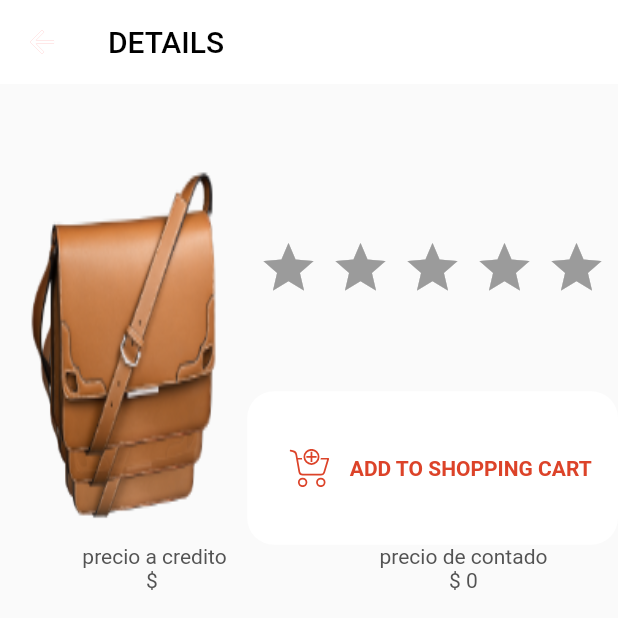
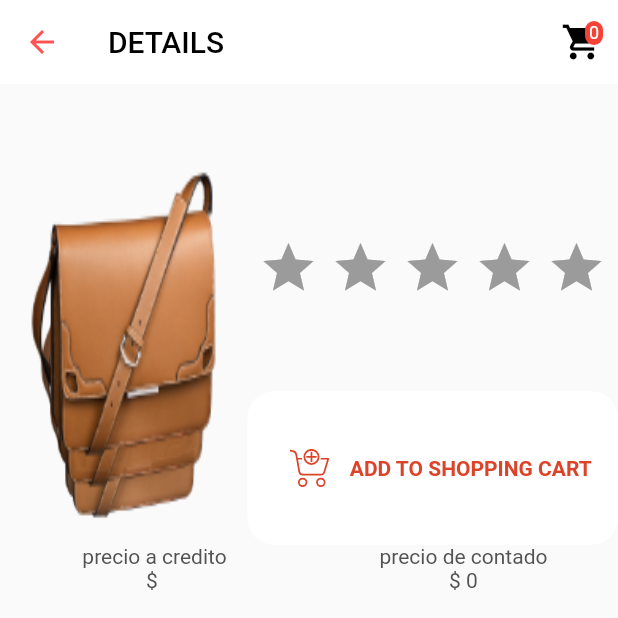
Before and after one commit to villalobosleandro/rocket-store-flutter, a Flutter app: the DetailsScreen screen opened directly with empty values, on a phone screen of 412 x 824 dp, the top half of it. Run offline on Flutter 3.47's test engine with Material 2 defaults, Android fonts, the phone set to English and light mode, and no system bars; drawn by our look-alikes of flutter_rating_bar; our stand-ins replace flutter_secure_storage, flutter_svg, flutter_swiper, fluttertoast; missing offline and left inert: meteorify; accounts and stored records are empty.

Commit message:
adelantos 3

```diff
--- a/lib/components/topBar.dart
+++ b/lib/components/topBar.dart
@@ -1,35 +1,35 @@
+import 'dart:convert';
+
 import 'package:flutter/material.dart';
 import 'package:flutter/services.dart';
+import 'package:flutter_secure_storage/flutter_secure_storage.dart';
 import './../hooks/useGetAsyncStorageProduct.dart';
 
 class TopBar extends StatefulWidget {
   bool hideBackButton;
   String routeName;
   String title;
+  int number;
 
   @override
   _TopBarState createState() => _TopBarState();
-  TopBar({Key key, this.hideBackButton = false, this.routeName = 'home', this.title = 'DASHBOARD'}) : super(key: key);
+  TopBar({Key key,
+    this.hideBackButton = false,
+    this.routeName = 'home',
+    this.title = 'DASHBOARD',
+    this.number = 0
+  }) : super(key: key);
 }
 
 class _TopBarState extends State<TopBar> {
 
-//  Widget backButton() {
-//    print('el boton ');
-//    print(widget.hideBackButton);
-//
-//    if(widget.hideBackButton == false) {
-//      print('entro al if');
-//      return IconButton(
-//        icon: Icon(Icons.arrow_back, color: Colors.redAccent),
-//        onPressed: () {
-//          Navigator.of(context).pushNamedAndRemoveUntil(widget.routeName, (Route<dynamic> route) => false);
-//        },
-//      );
-//    }else {
-//      return null;
-//    }
+//  @override
+//  void initState() {
+//    super.initState();
+////    this.getNumberProducts();
 //  }
+
+
 
   @override
   Widget build(BuildContext context) {
@@ -43,6 +43,40 @@
           Navigator.of(context).pushNamedAndRemoveUntil(widget.routeName, (Route<dynamic> route) => false);
         },
       ) : null,
+      actions: <Widget>[
+        IconButton(
+          onPressed: () {
+            Navigator.of(context).pushNamedAndRemoveUntil('shoppingCart', (Route<dynamic> route) => false);
+          },
+          icon: new Stack(
+            children: <Widget>[
+              new Icon(Icons.shopping_cart, color: Colors.black, size: 28),
+              new Positioned(
+                right: 0,
+                child: new Container(
+                  padding: EdgeInsets.all(1),
+                  decoration: new BoxDecoration(
+                    color: Colors.red,
+                    borderRadius: BorderRadius.circular(6),
+                  ),
+                  constraints: BoxConstraints(
+                    minWidth: 12,
+                    minHeight: 12,
+                  ),
+                  child: new Text(
+                    widget.number.toString(),
+                    style: new TextStyle(
+                      color: Colors.white,
+                      fontSize: 12,
+                    ),
+                    textAlign: TextAlign.center,
+                  ),
+                ),
+              )
+            ],
+          )
+        )
+      ],
     );
 
 //    if(widget.hideBackButton == true) {
--- a/lib/containers/details/details_screen.dart
+++ b/lib/containers/details/details_screen.dart
@@ -1,4 +1,7 @@
+import 'dart:convert';
+
 import 'package:flutter/material.dart';
+import 'package:flutter_secure_storage/flutter_secure_storage.dart';
 import 'package:flutter_swiper/flutter_swiper.dart';
 import 'package:flutter_rating_bar/flutter_rating_bar.dart';
 import 'package:flutter_svg/svg.dart';
@@ -19,10 +22,27 @@
 
 class _DetailsScreenState extends State<DetailsScreen> {
   final hook = useGetAsyncStorageProduct();
+  int numberOfProductsInCart = 0;
+
+  @override
+  void initState() {
+    super.initState();
+    this.getNumberProducts();
+  }
+
+  getNumberProducts() async {
+    final storage = new FlutterSecureStorage();
+    Map<String, String> allValues = await storage.readAll();
+    var aux = jsonDecode(allValues['car']);
+    for(int x = 0; x < aux.length; x++){
+      numberOfProductsInCart = numberOfProductsInCart + aux[x]['quantity'];
+    }
+    print(';;;;;;;;;;;;;;;;;;; $numberOfProductsInCart');
+  }
 
   @override
   Widget build(BuildContext context) {
-    Size size = MediaQuery.of(context).size;
+//    Size size = MediaQuery.of(context).size;
 
     _addElementToCart() async {
       dynamic element = {
@@ -66,6 +86,7 @@
         flexibleSpace: TopBar(
           routeName: 'home',
           title: 'DETAILS',
+          number: numberOfProductsInCart,
         ),
       ),
       body: Column(
--- a/lib/main.dart
+++ b/lib/main.dart
@@ -5,6 +5,7 @@
 import './containers/login/login_screen.dart';
 import './containers/splash/splash.dart';
 import './containers/details/details_screen.dart';
+import './containers/shoppingCart/shoppingCart.dart';
 
 void main() {
   runApp(MyApp());
@@ -18,8 +19,8 @@
     final routes = <String, WidgetBuilder> {
       'login': (BuildContext context) => Login(),
       'home': (BuildContext context) => HomeScreen(),
-      'detailScreen': (BuildContext context) => DetailsScreen()
-
+      'detailScreen': (BuildContext context) => DetailsScreen(),
+      'shoppingCart': (BuildContext context) => ShoppingCart()
     };
 
     return MaterialApp(
--- a/lib/utils/session.dart
+++ b/lib/utils/session.dart
@@ -8,8 +8,7 @@
   set(String token, String userId) async {
     final data = {
       "token": token,
-      "userId": userId,
-      "car": []
+      "userId": userId
     };
 
     await storage.write(key: key, value: jsonEncode(data));
```
Also changed, not shown: lib/components/item_card.dart (+5 -8 lines), lib/containers/home/home_screen.dart (+17 -22 lines), lib/containers/shoppingCart/shoppingCart.dart (+119 -0 lines), lib/hooks/useGetAsyncStorageProduct.dart (+27 -14 lines).
